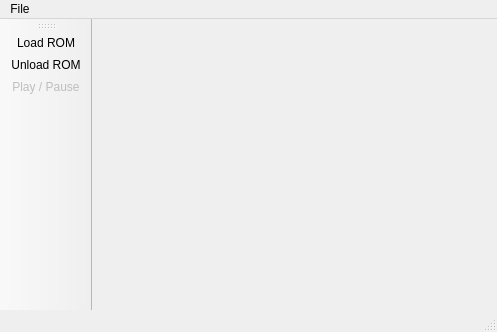
Above: vba2/vba2/mainwindow.ui from LingYunZhi/gbxemu before the change. Below: the same form after it.
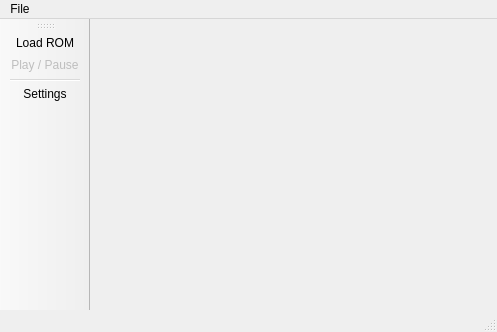
That is the form after the change. Icons and pictures are not drawn.

Commit message: add basic intelligent settings dialog

Patch:
```diff
--- a/vba2/vba2/mainwindow.ui
+++ b/vba2/vba2/mainwindow.ui
@@ -50,8 +50,9 @@
     <bool>false</bool>
    </attribute>
    <addaction name="actionLoad_ROM"/>
-   <addaction name="actionUnload_ROM"/>
    <addaction name="actionPlay_Pause"/>
+   <addaction name="separator"/>
+   <addaction name="actionSettings"/>
   </widget>
   <widget class="QMenuBar" name="menuBar">
    <property name="geometry">
@@ -110,6 +111,15 @@
     <string>Ctrl+P</string>
    </property>
   </action>
+  <action name="actionSettings">
+   <property name="icon">
+    <iconset resource="resource/resource.qrc">
+     <normaloff>:/MainWindow/settings.png</normaloff>:/MainWindow/settings.png</iconset>
+   </property>
+   <property name="text">
+    <string>Settings...</string>
+   </property>
+  </action>
  </widget>
  <layoutdefault spacing="6" margin="11"/>
  <resources>
```
Left out of the diff: 5 changed lines with no effect on the pictures. The commit also changes 18 other files.
